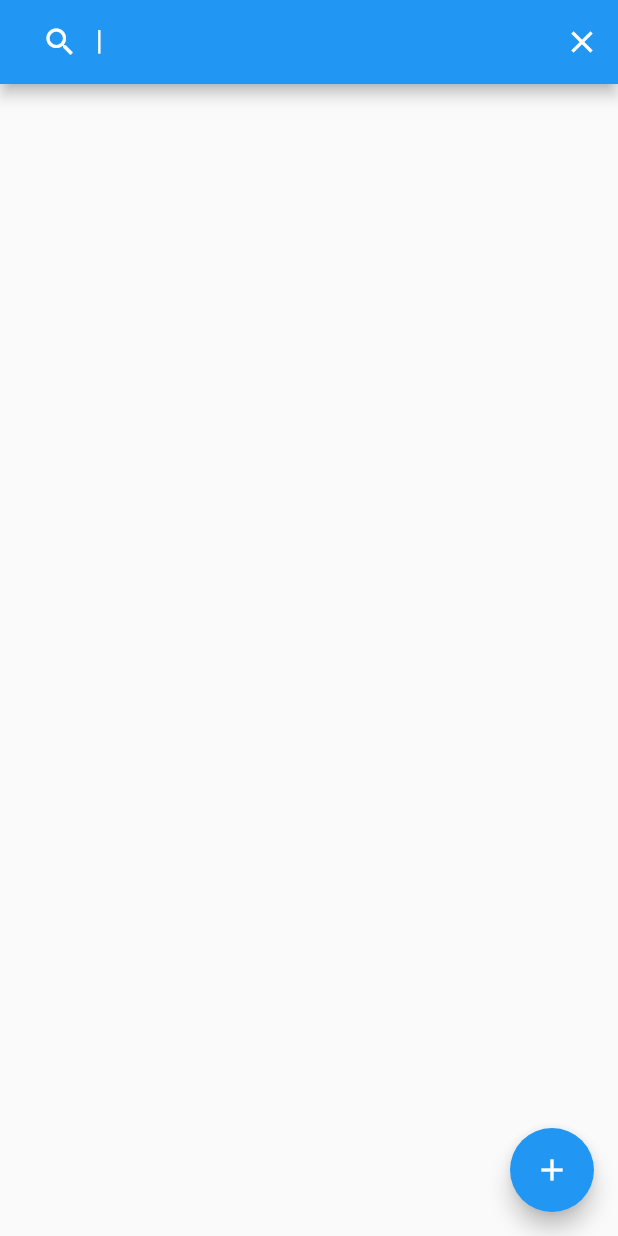
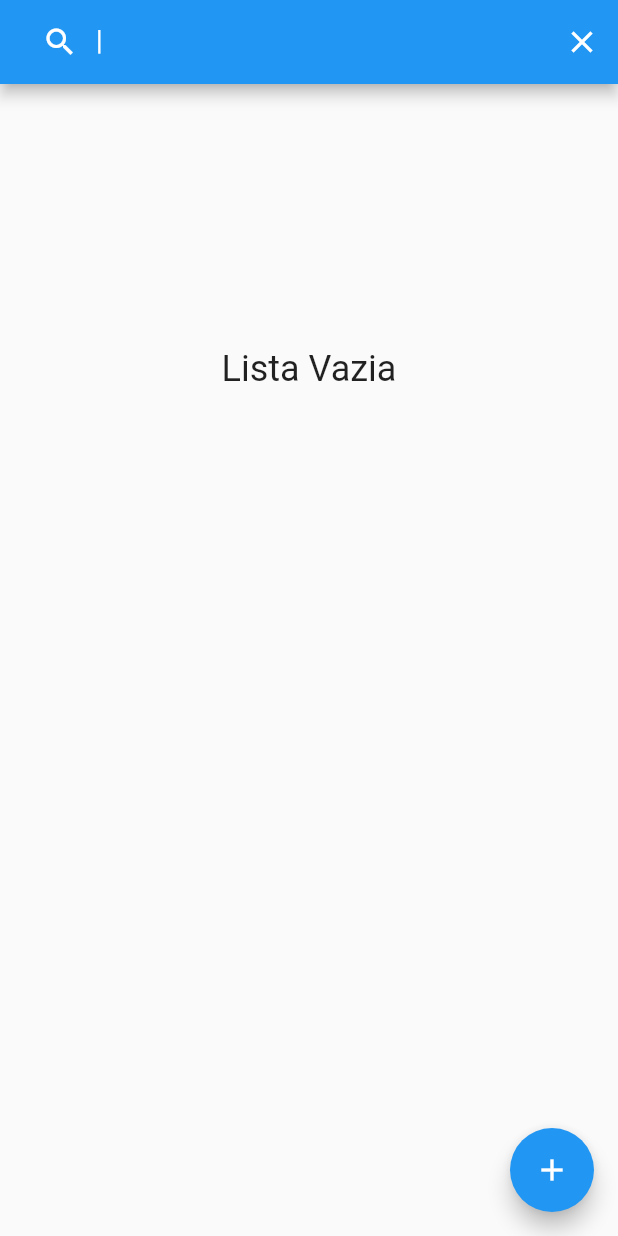
Before and after one commit to Everton-Moraes/booktron, a Flutter app: the screen it shows after launch, after a tap on the "search" icon, on a phone screen of 412 x 824 dp. Run offline on Flutter 3.47's test engine with Material 2 defaults, Android fonts, the phone set to English and light mode, and no system bars; our stand-ins replace cloud_firestore, firebase_core, flutter_masked_text; missing offline and left inert: validadores; accounts and stored records are empty.

Commit message:
atualizacao home
exibe msg caso a lista esteja vazia

```diff
--- a/lib/home.dart
+++ b/lib/home.dart
@@ -85,7 +85,8 @@ class _HomeState extends State<Home> {
                 child: CircularProgressIndicator(),
               );
             default:
-              List<DocumentSnapshot> documentos = snapshot.data.docs;
+              print('NUM ------> ${contatos.length}');
+              if (contatos.isNotEmpty) {
                 return ListView.builder(
                   itemCount: contatos.length,
                   itemBuilder: (context, index) {
@@ -103,7 +104,8 @@ class _HomeState extends State<Home> {
                             padding: const EdgeInsets.all(8.0),
                             child: Container(
                               child: Row(
-                              mainAxisAlignment: MainAxisAlignment.spaceBetween,
+                                mainAxisAlignment:
+                                    MainAxisAlignment.spaceBetween,
                                 children: [
                                   Text(contatos[index].apelido,
                                       style: TextStyle(fontSize: 18.0)),
@@ -131,6 +133,15 @@ class _HomeState extends State<Home> {
                     );
                   },
                 );
+              } else {
+                return Container(
+                    height: 380,
+                    child: Center(
+                        child: Text(
+                      'Lista Vazia',
+                      style: TextStyle(fontSize: 24),
+                    )));
+              }
           }
         },
       ),
--- a/lib/splash.dart
+++ b/lib/splash.dart
@@ -28,17 +28,19 @@ class _SplashState extends State<Splash> {
           width: double.infinity,
           child: Stack(
             children: <Widget>[
-              /*  Center(
+              Center(
                 child: Image.asset(
-                  'assets/logo_inicio.png',
-                ),
-              ), */
-              Center(
-                child: CircularProgressIndicator(
-                  valueColor: AlwaysStoppedAnimation<Color>(Colors.red),
-                  strokeWidth: 8,
+                  'assets/logo.png',
                 ),
               ),
+              Center(
+                  child: Text(
+                'BookTron',
+                style: TextStyle(
+                  fontSize: 70,
+                  fontWeight: FontWeight.bold,
+                ),
+              )),
             ],
           ),
         ),
--- a/pubspec.yaml
+++ b/pubspec.yaml
@@ -50,8 +50,8 @@ flutter:
   uses-material-design: true
 
   # To add assets to your application, add an assets section, like this:
-  # assets:
-  #   - images/a_dot_burr.jpeg
+  assets:
+     - assets/logo.png
   #   - images/a_dot_ham.jpeg
 
   # An image asset can refer to one or more resolution-specific "variants", see
```
Also changed, not shown: assets/logo.png (added). Lines whose indentation alone changed are shown as unchanged.
